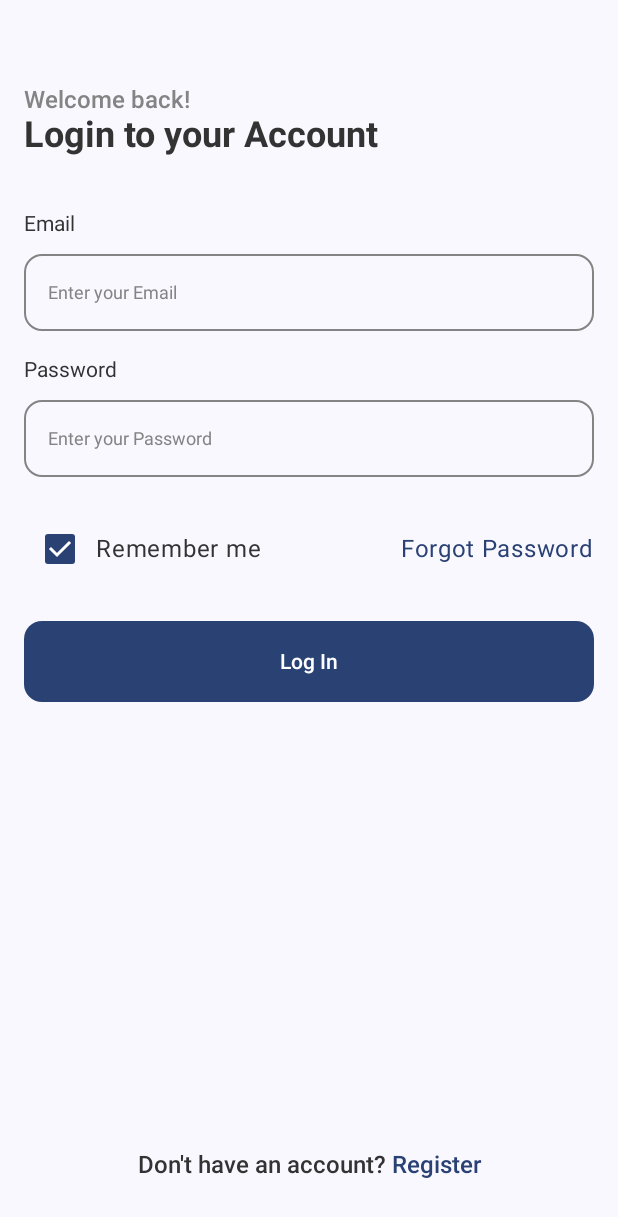
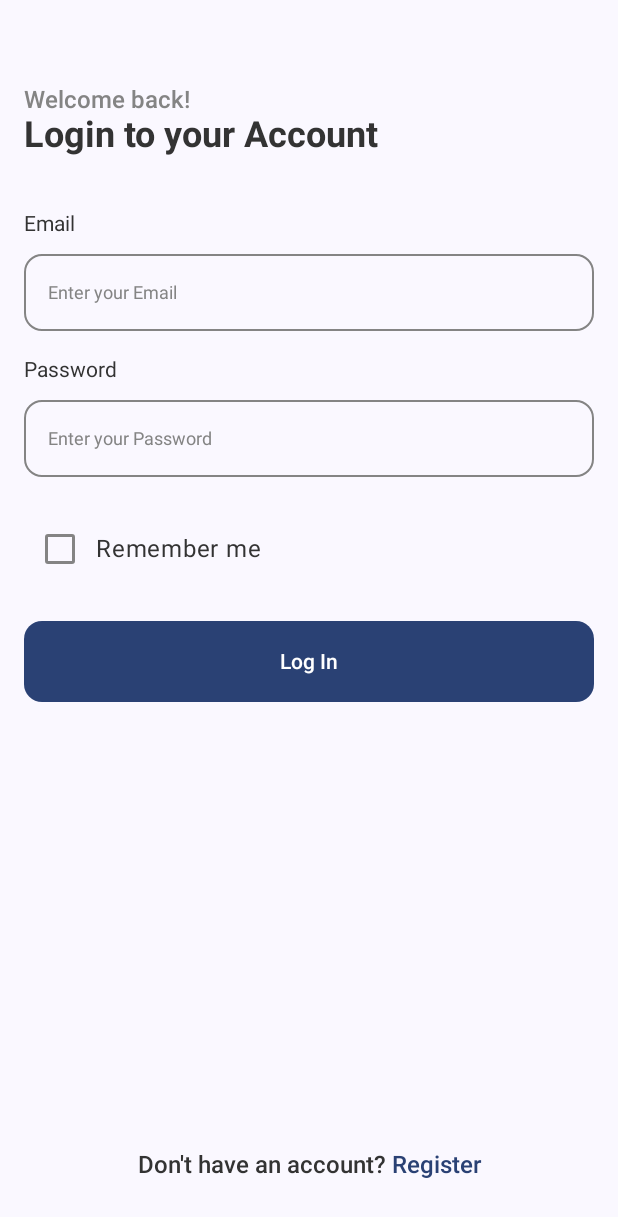
Before and after one commit to hubertstruminski/PillReminder, an Android app built with Jetpack Compose: the screen it shows after launch (MainActivity), on a phone screen of 412 x 824 dp. Shown: the top 1217 px of the screen. Run offline under Robolectric (Android 15) with nearby library versions, the phone set to English and light mode, and no system bars; our stand-ins replace accompanist.

Commit message:
added TextCheckbox composable function

```diff
--- /dev/null
+++ b/app/src/main/java/com/example/pillreminder/presentation/components/TextCheckbox.kt
@@ -0,0 +1,55 @@
+package com.example.pillreminder.presentation.components
+
+import android.annotation.SuppressLint
+import androidx.compose.foundation.border
+import androidx.compose.foundation.layout.Row
+import androidx.compose.foundation.shape.RoundedCornerShape
+import androidx.compose.material3.Checkbox
+import androidx.compose.material3.CheckboxDefaults
+import androidx.compose.material3.MaterialTheme
+import androidx.compose.material3.Text
+import androidx.compose.runtime.Composable
+import androidx.compose.runtime.MutableState
+import androidx.compose.runtime.mutableStateOf
+import androidx.compose.ui.Alignment
+import androidx.compose.ui.Modifier
+import androidx.compose.ui.graphics.Color
+import androidx.compose.ui.tooling.preview.Preview
+import androidx.compose.ui.unit.dp
+import com.example.pillreminder.ui.theme.CustomColors
+import com.example.pillreminder.ui.theme.PillReminderTheme
+
+@Composable
+fun TextCheckbox(
+    rowModifier: Modifier = Modifier,
+    checkboxModifier: Modifier = Modifier,
+    title: String,
+    isChecked: MutableState<Boolean>
+) {
+    Row(
+        modifier = rowModifier,
+        verticalAlignment = Alignment.CenterVertically
+    ) {
+        Checkbox(
+            modifier = checkboxModifier
+                .border(shape = RoundedCornerShape(4.dp), width = 0.dp, color = Color.Transparent),
+            checked = isChecked.value,
+            onCheckedChange = { isChecked.value = !isChecked.value },
+            colors = CheckboxDefaults.colors(
+                checkedColor = MaterialTheme.colorScheme.primary,
+                uncheckedColor = CustomColors.current.lightGray,
+            )
+        )
+        Text(text = title, color = CustomColors.current.mediumBlack)
+    }
+}
+
+@SuppressLint("UnrememberedMutableState")
+@Preview
+@Composable
+fun TextCheckboxPreview() {
+    val isChecked = mutableStateOf(true)
+    PillReminderTheme {
+        TextCheckbox(isChecked = isChecked, title = "Remember me")
+    }
+}
--- a/app/src/main/java/com/example/pillreminder/presentation/screens/authorization/LoginScreen.kt
+++ b/app/src/main/java/com/example/pillreminder/presentation/screens/authorization/LoginScreen.kt
@@ -33,6 +33,7 @@ import androidx.compose.ui.tooling.preview.Preview
 import androidx.compose.ui.unit.dp
 import com.example.pillreminder.R
 import com.example.pillreminder.presentation.components.OuterInput
+import com.example.pillreminder.presentation.components.TextCheckbox
 import com.example.pillreminder.ui.theme.CustomColors
 import com.example.pillreminder.ui.theme.PillReminderTheme
 import com.example.pillreminder.ui.theme.Typography
@@ -45,6 +46,8 @@ fun LoginScreen() {
     systemUiController.setStatusBarColor(color = MaterialTheme.colorScheme.background)
     var email by remember { mutableStateOf("") }
     var password by remember { mutableStateOf("") }
+
+    val isRememberMeChecked = remember { mutableStateOf(false) }
 
     Scaffold { paddingValues ->
         Column(
@@ -78,29 +81,15 @@ fun LoginScreen() {
                     title = stringResource(R.string.password),
                     placeholder = stringResource(R.string.enter_your_password),
                     value = password,
-                    onValueChange = { password = it })
-
-                Row(
-                    modifier = Modifier
+                    onValueChange = { password = it }
+                )
+                TextCheckbox(
+                    rowModifier = Modifier
                         .fillMaxWidth()
                         .padding(vertical = 24.dp),
-                    horizontalArrangement = Arrangement.SpaceBetween,
-                    verticalAlignment = Alignment.CenterVertically,
-                ) {
-                    Row(verticalAlignment = Alignment.CenterVertically) {
-                        Checkbox(
-                            modifier = Modifier
-                                .border(shape = RoundedCornerShape(4.dp), width = 0.dp, color = Color.Transparent),
-                            checked = true,
-                            onCheckedChange = {},
-                            colors = CheckboxDefaults.colors(
-                                checkedColor = MaterialTheme.colorScheme.primary,
-                            )
-                        )
-                        Text(text = stringResource(R.string.remember_me), color = CustomColors.current.mediumBlack)
-                    }
-                    Text(text = stringResource(R.string.forgot_password), color = MaterialTheme.colorScheme.primary)
-                }
+                    title = stringResource(R.string.remember_me),
+                    isChecked = isRememberMeChecked
+                )
                 Button(
                     modifier = Modifier
                         .fillMaxWidth()
--- a/app/src/main/res/values/strings.xml
+++ b/app/src/main/res/values/strings.xml
@@ -7,7 +7,6 @@
     <string name="password">Password</string>
     <string name="enter_your_password">Enter your Password</string>
     <string name="remember_me">Remember me</string>
-    <string name="forgot_password">Forgot Password</string>
     <string name="log_in">Log In</string>
     <string name="don_t_have_an_account">"Don't have an account? "</string>
     <string name="register">Register</string>
```
